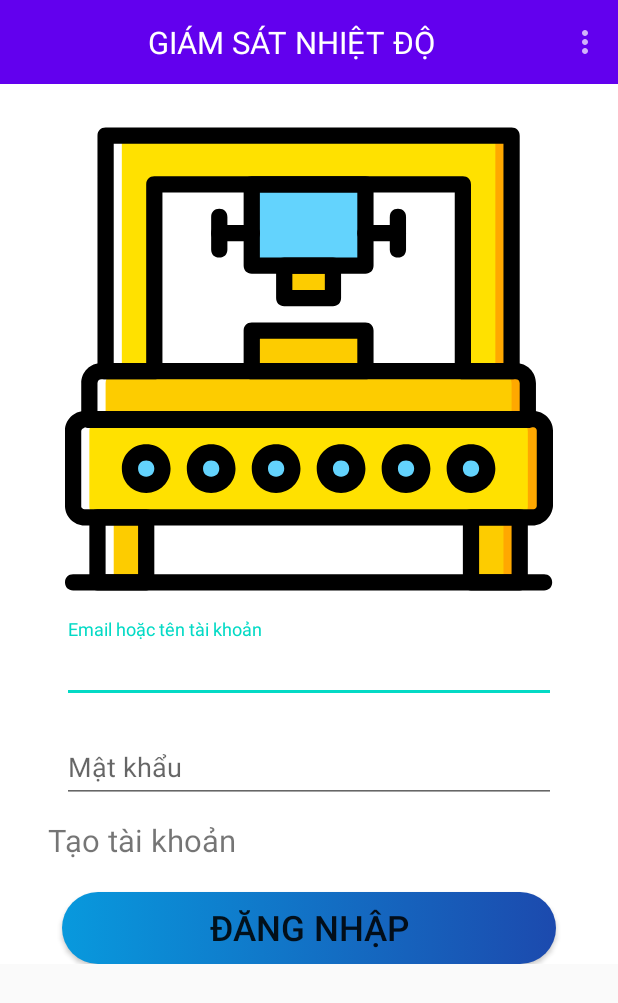
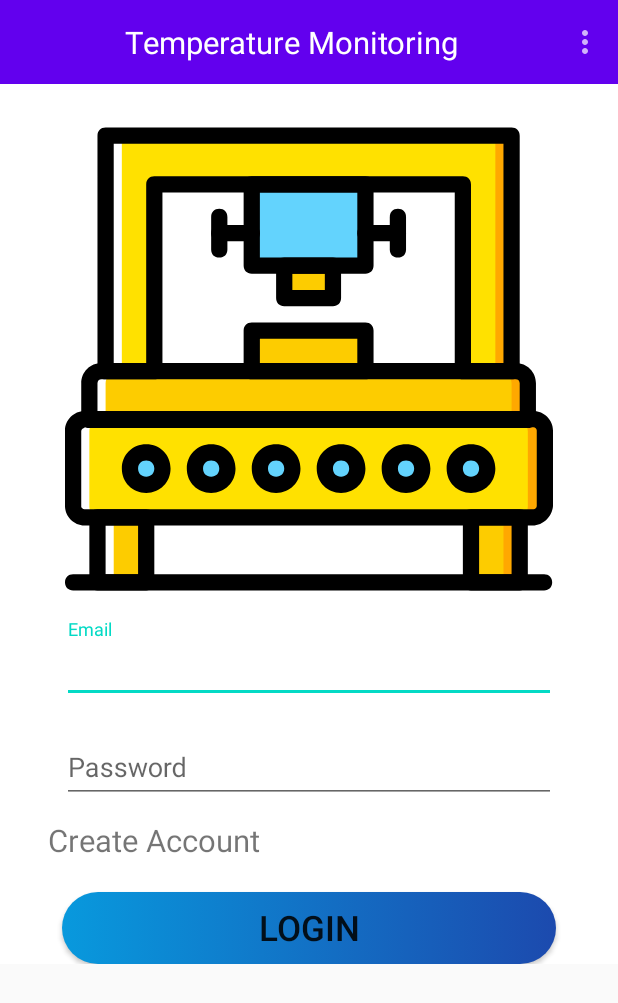
Before and after one commit to khanhlh21197/MayEpthuyLuc, an Android app: the screen it shows after launch (MainActivity), on a phone screen of 412 x 824 dp. Shown: the top 1003 px of the screen. Run offline under Robolectric (Android 15) with nearby library versions, the phone set to English and light mode, and no system bars; our stand-ins replace Firebase (no records; nobody signed in at launch, a user with empty details on screens opened directly), RxJava, data binding, sdp/ssp sizes; libraries missing offline, so code that uses them is left out: com.afollestad.materialdialogs, com.google.zxing.integration; 3 statements that could not run were skipped.

Commit message:
change language to English

```diff
--- a/app/src/main/res/layout/notification_monitoring.xml
+++ b/app/src/main/res/layout/notification_monitoring.xml
@@ -38,7 +38,7 @@
             android:layout_width="wrap_content"
             android:layout_height="match_parent"
             android:padding="4dp"
-            android:text="Tắt âm báo"
+            android:text="Turn off Warning"
             android:textAllCaps="true"
             android:textSize="@dimen/_12ssp" />
 
--- a/app/src/main/res/menu/menu_toolbar.xml
+++ b/app/src/main/res/menu/menu_toolbar.xml
@@ -4,10 +4,5 @@
     <item
         android:id="@+id/logOut"
         android:icon="@drawable/ic_power"
-        android:title="Đăng xuất" />
-
-    <item
-        android:id="@+id/reset"
-        android:icon="@drawable/ic_baseline_refresh_24"
-        android:title="Reset thiết bị" />
+        android:title="Logout" />
 </menu>
--- a/app/src/main/res/values/strings.xml
+++ b/app/src/main/res/values/strings.xml
@@ -1,5 +1,5 @@
 <resources>
-    <string name="app_name">GIÁM SÁT NHIỆT ĐỘ</string>
+    <string name="app_name">Temperature Monitoring</string>
     <string name="chon_ngay">Chọn ngày</string>
     <string name="errorProcess">Có lỗi xảy ra trong quá trình xử lý. Vui lòng kiểm tra lại.</string>
     <string name="ok">Đồng ý</string>
@@ -34,14 +34,14 @@
     <string name="title_profile">Profile</string>
     <string name="channel_name">Channel Name</string>
     <string name="channel_description">Channel Description</string>
-    <string name="already_have_account">Bạn đã có tài khoản? <font color='#FF0000'>Đăng nhập</font></string>
-    <string name="create_account">Tạo tài khoản</string>
-    <string name="email_or_username">Email hoặc tên tài khoản</string>
-    <string name="password">Mật khẩu</string>
-    <string name="rePassword">Nhập lại mật khẩu</string>
+    <string name="already_have_account">Already have account? <font color='#FF0000'>Login</font></string>
+    <string name="create_account">Create Account</string>
+    <string name="email_or_username">Email</string>
+    <string name="password">Password</string>
+    <string name="rePassword">Re-Password</string>
     <string name="wrong_rePassword">Nhập lại mật khẩu chưa chính xác</string>
     <string name="save_user">Lưu tài khoản</string>
-    <string name="login">Đăng nhập</string>
+    <string name="login">Login</string>
     <string name="manage_device">Quản lý thiết bị</string>
     <string name="no_device">Không có thiết bị, vui lòng thêm thiết bị</string>
     <string name="turn_on_monitoring">Bật theo dõi thiết bị</string>
@@ -61,7 +61,7 @@
     <string name="reset_device">Bạn có muốn reset thiết bị ?</string>
 
     <string-array name="history_display">
-        <item>Biểu đồ</item>
-        <item>Bảng</item>
+        <item>Chart</item>
+        <item>Table</item>
     </string-array>
 </resources>
```
Also changed, not shown: app/src/main/java/com/techno/waterpressure/ui/device/DetailDeviceFragment.java (+5 -5 lines), app/src/main/java/com/techno/waterpressure/ui/main/TempMonitoringService.java (+4 -4 lines), app/src/main/res/layout/detail_device_fragment.xml (+5 -5 lines).
